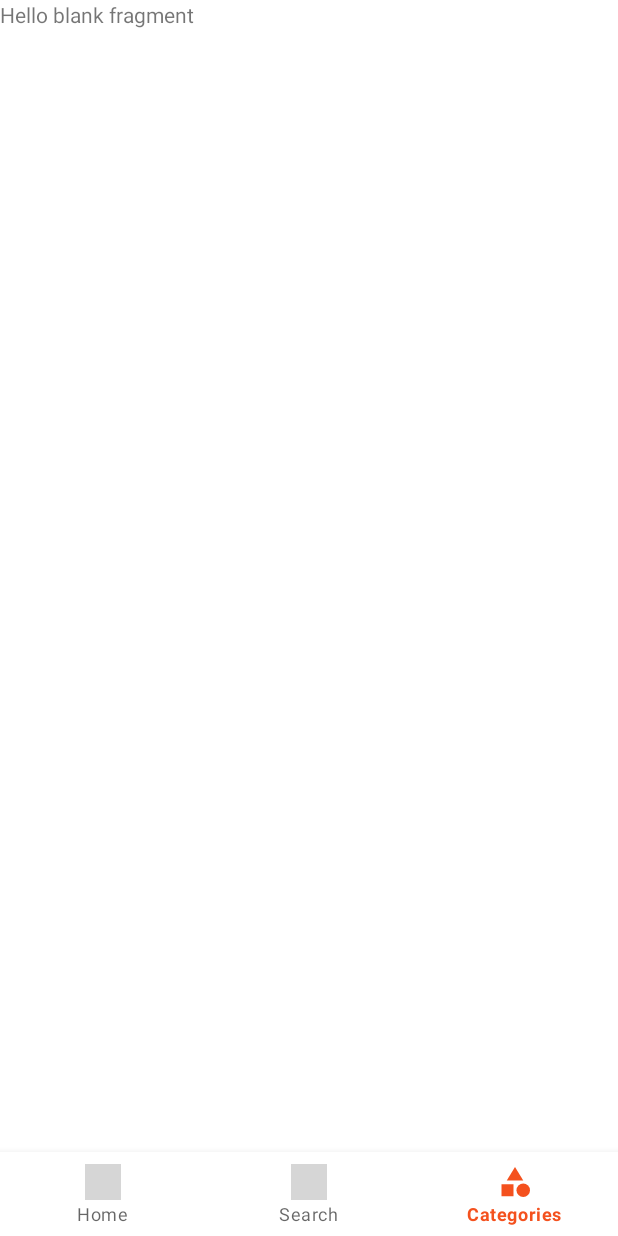
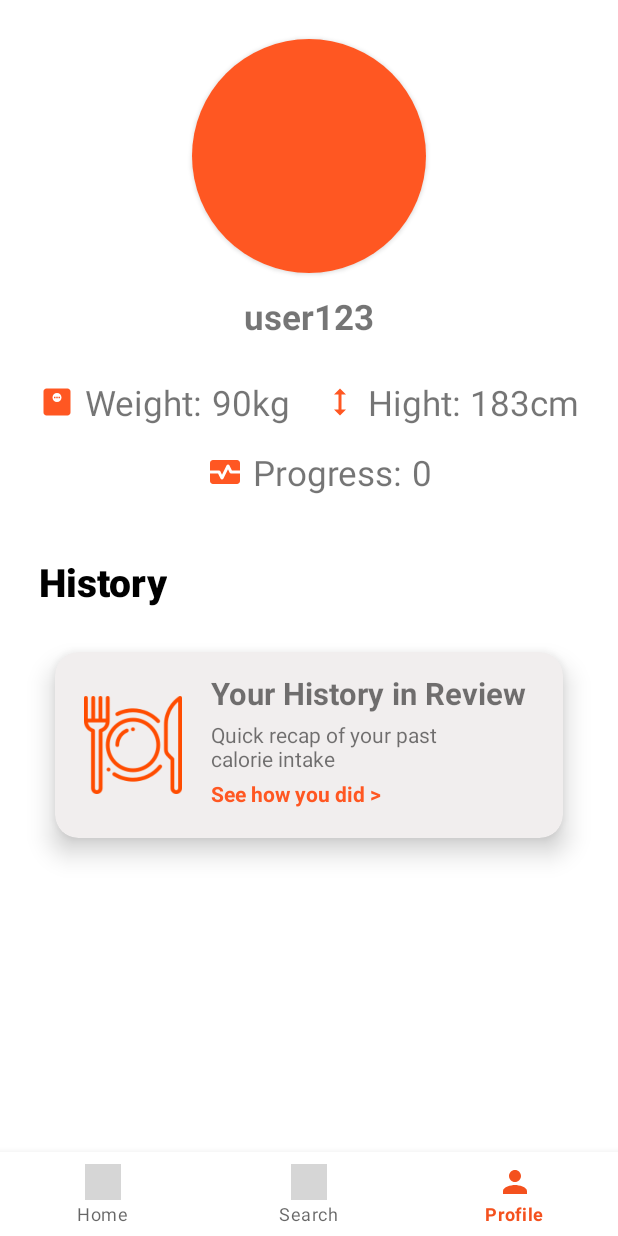
Before and after one commit to tarikcacak/FoodApp, an Android app: the ProfileFragment screen opened through its navigation route, on a phone screen of 412 x 824 dp. Run offline under Robolectric (Android 15) with nearby library versions, the phone set to English and light mode, and no system bars; our stand-ins replace Dagger/Hilt's generated code, Firebase (no records; nobody signed in at launch, a user with empty details on screens opened directly), navigation-ui, sdp/ssp sizes; pictures from the network do not load; grey boxes are pictures that could not be loaded.

Commit message:
changed categories to profile fragment and finished UI

```diff
--- a/app/src/main/java/com/example/foodapp/fragments/categories/CategoriesFragment.kt
+++ b/app/src/main/java/com/example/foodapp/fragments/profile/ProfileFragment.kt
@@ -1,4 +1,4 @@
-package com.example.foodapp.fragments.categories
+package com.example.foodapp.fragments.profile
 
 import android.os.Bundle
 import androidx.fragment.app.Fragment
@@ -7,7 +7,7 @@ import android.view.View
 import android.view.ViewGroup
 import com.example.foodapp.R
 
-class CategoriesFragment : Fragment() {
+class ProfileFragment : Fragment() {
 
     override fun onCreate(savedInstanceState: Bundle?) {
         super.onCreate(savedInstanceState)
@@ -17,7 +17,7 @@ class CategoriesFragment : Fragment() {
         inflater: LayoutInflater, container: ViewGroup?,
         savedInstanceState: Bundle?
     ): View? {
-        return inflater.inflate(R.layout.fragment_categories, container, false)
+        return inflater.inflate(R.layout.fragment_profile, container, false)
     }
 
 }
--- a/app/src/main/java/com/example/foodapp/models/user/User.kt
+++ b/app/src/main/java/com/example/foodapp/models/user/User.kt
@@ -5,5 +5,6 @@ data class User(
     val email: String,
     val password: String,
     val weight: String,
-    val hight: String
+    val hight: String,
+    val imgPath: String = ""
 )
--- /dev/null
+++ b/app/src/main/res/drawable/ic_profile.xml
@@ -0,0 +1,5 @@
+<vector android:height="24dp" android:tint="#898989"
+    android:viewportHeight="24" android:viewportWidth="24"
+    android:width="24dp" xmlns:android="http://schemas.android.com/apk/res/android">
+    <path android:fillColor="@android:color/white" android:pathData="M12,12c2.21,0 4,-1.79 4,-4s-1.79,-4 -4,-4 -4,1.79 -4,4 1.79,4 4,4zM12,14c-2.67,0 -8,1.34 -8,4v2h16v-2c0,-2.66 -5.33,-4 -8,-4z"/>
+</vector>
--- /dev/null
+++ b/app/src/main/res/drawable/ic_progress.xml
@@ -0,0 +1,6 @@
+<vector android:height="24dp" android:tint="#898989"
+    android:viewportHeight="24" android:viewportWidth="24"
+    android:width="24dp" xmlns:android="http://schemas.android.com/apk/res/android">
+    <path android:fillColor="@android:color/white" android:pathData="M15.11,12.45L14,10.24l-3.11,6.21C10.73,16.79 10.38,17 10,17s-0.73,-0.21 -0.89,-0.55L7.38,13H2v5c0,1.1 0.9,2 2,2h16c1.1,0 2,-0.9 2,-2v-5h-6C15.62,13 15.27,12.79 15.11,12.45z"/>
+    <path android:fillColor="@android:color/white" android:pathData="M20,4H4C2.9,4 2,4.9 2,6v5h6c0.38,0 0.73,0.21 0.89,0.55L10,13.76l3.11,-6.21c0.34,-0.68 1.45,-0.68 1.79,0L16.62,11H22V6C22,4.9 21.1,4 20,4z"/>
+</vector>
--- a/app/src/main/res/layout/fragment_categories.xml
+++ /dev/null
@@ -1,14 +0,0 @@
-<?xml version="1.0" encoding="utf-8"?>
-<FrameLayout xmlns:android="http://schemas.android.com/apk/res/android"
-    xmlns:tools="http://schemas.android.com/tools"
-    android:layout_width="match_parent"
-    android:layout_height="match_parent"
-    tools:context=".fragments.categories.CategoriesFragment">
-
-    <!-- TODO: Update blank fragment layout -->
-    <TextView
-        android:layout_width="match_parent"
-        android:layout_height="match_parent"
-        android:text="@string/hello_blank_fragment" />
-
-</FrameLayout>
--- a/app/src/main/res/layout/fragment_home.xml
+++ b/app/src/main/res/layout/fragment_home.xml
@@ -96,16 +96,18 @@
                 android:layout_width="match_parent"
                 android:layout_height="@dimen/_220sdp"
                 android:layout_marginStart="@dimen/_20sdp"
+                android:layout_marginTop="@dimen/_10sdp"
                 android:layout_marginEnd="@dimen/_20sdp"
+                android:backgroundTint="#F1EEEE"
                 app:cardCornerRadius="@dimen/_12sdp"
+                app:cardElevation="@dimen/_8sdp"
                 app:cardPreventCornerOverlap="false"
                 app:cardUseCompatPadding="true"
-        app:cardElevation="@dimen/_8sdp"
+                app:layout_constraintBottom_toBottomOf="parent"
+                app:layout_constraintEnd_toEndOf="parent"
+                app:layout_constraintStart_toStartOf="parent"
                 app:layout_constraintTop_toBottomOf="@id/tvToday"
-        app:layout_constraintStart_toStartOf="parent"
-        app:layout_constraintEnd_toEndOf="parent"
-        android:backgroundTint="#F1EEEE"
-        android:layout_marginTop="@dimen/_10sdp" >
+                android:layout_marginBottom="@dimen/_15sdp">
 
                 <androidx.constraintlayout.widget.ConstraintLayout
                     android:layout_width="match_parent"
@@ -115,13 +117,13 @@
                         android:id="@+id/tvCalories"
                         android:layout_width="wrap_content"
                         android:layout_height="wrap_content"
+                        android:layout_marginStart="@dimen/_20sdp"
+                        android:layout_marginTop="@dimen/_8sdp"
                         android:text="Calories"
+                        android:textSize="@dimen/_18sdp"
                         android:textStyle="bold"
-                android:textSize="@dimen/_18sdp"
                         app:layout_constraintStart_toStartOf="parent"
-                app:layout_constraintTop_toTopOf="parent"
-                android:layout_marginStart="@dimen/_20sdp"
-                android:layout_marginTop="@dimen/_8sdp" />
+                        app:layout_constraintTop_toTopOf="parent" />
 
                     <TextView
                         android:id="@+id/tvFormula"
@@ -136,55 +138,55 @@
                         android:id="@+id/tvCalorieNum"
                         android:layout_width="wrap_content"
                         android:layout_height="wrap_content"
+                        android:layout_marginStart="@dimen/_25sdp"
+                        android:layout_marginTop="@dimen/_45sdp"
                         android:text="9999"
                         android:textColor="@color/secondary_color"
                         android:textSize="@dimen/_18sdp"
-                app:layout_constraintTop_toBottomOf="@id/tvFormula"
                         app:layout_constraintStart_toStartOf="@id/tvCalories"
-                android:layout_marginStart="@dimen/_25sdp"
-                android:layout_marginTop="@dimen/_45sdp" />
+                        app:layout_constraintTop_toBottomOf="@id/tvFormula" />
 
                     <TextView
                         android:id="@+id/tvRemaining"
                         android:layout_width="wrap_content"
                         android:layout_height="wrap_content"
                         android:text="Remaining"
+                        app:layout_constraintEnd_toEndOf="@id/tvCalorieNum"
                         app:layout_constraintStart_toStartOf="@id/tvCalorieNum"
-                app:layout_constraintTop_toBottomOf="@id/tvCalorieNum"
-                app:layout_constraintEnd_toEndOf="@id/tvCalorieNum" />
+                        app:layout_constraintTop_toBottomOf="@id/tvCalorieNum" />
 
                     <TextView
                         android:id="@+id/tvBaseGoal"
                         android:layout_width="wrap_content"
                         android:layout_height="wrap_content"
+                        android:layout_marginTop="@dimen/_15sdp"
+                        android:layout_marginEnd="@dimen/_20sdp"
+                        android:drawableStart="@drawable/ic_goal"
+                        android:drawablePadding="@dimen/_8sdp"
+                        android:drawableTint="@color/secondary_color"
                         android:text="Base Goal"
-                android:drawableStart="@drawable/ic_goal"
-                android:drawableTint="@color/secondary_color"
-                android:drawablePadding="@dimen/_8sdp"
-                android:layout_marginEnd="@dimen/_20sdp"
-                android:layout_marginTop="@dimen/_15sdp"
-                app:layout_constraintTop_toBottomOf="@id/tvFormula"
-                app:layout_constraintEnd_toEndOf="parent"/>
+                        app:layout_constraintEnd_toEndOf="parent"
+                        app:layout_constraintTop_toBottomOf="@id/tvFormula" />
 
                     <TextView
                         android:id="@+id/tvBaseGoalValue"
                         android:layout_width="wrap_content"
                         android:layout_height="wrap_content"
+                        android:layout_marginStart="@dimen/_2sdp"
                         android:text="2000"
-                android:layout_marginStart="@dimen/_2sdp"
-                app:layout_constraintTop_toBottomOf="@id/tvBaseGoal"
                         app:layout_constraintEnd_toEndOf="@id/tvBaseGoal"
-                app:layout_constraintStart_toStartOf="@id/tvBaseGoal"/>
+                        app:layout_constraintStart_toStartOf="@id/tvBaseGoal"
+                        app:layout_constraintTop_toBottomOf="@id/tvBaseGoal" />
 
                     <TextView
                         android:id="@+id/tvFood"
                         android:layout_width="wrap_content"
                         android:layout_height="wrap_content"
+                        android:layout_marginTop="@dimen/_10sdp"
+                        android:drawableStart="@drawable/ic_food"
+                        android:drawablePadding="@dimen/_8sdp"
+                        android:drawableTint="@color/secondary_color"
                         android:text="Food"
-                android:drawableStart="@drawable/ic_food"
-                android:drawableTint="@color/secondary_color"
-                android:drawablePadding="@dimen/_8sdp"
-                android:layout_marginTop="@dimen/_10sdp"
                         app:layout_constraintStart_toStartOf="@id/tvBaseGoal"
                         app:layout_constraintTop_toBottomOf="@id/tvBaseGoalValue" />
 
@@ -192,21 +194,21 @@
                         android:id="@+id/tvFoodValue"
                         android:layout_width="wrap_content"
                         android:layout_height="wrap_content"
+                        android:layout_marginStart="@dimen/_25sdp"
                         android:text="0"
-                android:layout_marginStart="@dimen/_25sdp"
+                        app:layout_constraintEnd_toEndOf="@id/tvFood"
                         app:layout_constraintStart_toStartOf="@id/tvFood"
-                app:layout_constraintTop_toBottomOf="@id/tvFood"
-                app:layout_constraintEnd_toEndOf="@id/tvFood" />
+                        app:layout_constraintTop_toBottomOf="@id/tvFood" />
 
                     <TextView
                         android:id="@+id/tvExercise"
                         android:layout_width="wrap_content"
                         android:layout_height="wrap_content"
+                        android:layout_marginTop="@dimen/_10sdp"
+                        android:drawableStart="@drawable/ic_exercise"
+                        android:drawablePadding="@dimen/_8sdp"
+                        android:drawableTint="@color/secondary_color"
                         android:text="Exercise"
-                android:drawableStart="@drawable/ic_exercise"
-                android:drawableTint="@color/secondary_color"
-                android:drawablePadding="@dimen/_8sdp"
-                android:layout_marginTop="@dimen/_10sdp"
                         app:layout_constraintStart_toStartOf="@id/tvFood"
                         app:layout_constraintTop_toBottomOf="@id/tvFoodValue" />
 
@@ -214,95 +216,16 @@
                         android:id="@+id/tvExerciseValue"
                         android:layout_width="wrap_content"
                         android:layout_height="wrap_content"
+                        android:layout_marginStart="@dimen/_8sdp"
                         android:text="0"
-                android:layout_marginStart="@dimen/_8sdp"
+                        app:layout_constraintEnd_toEndOf="@id/tvExercise"
                         app:layout_constraintStart_toStartOf="@id/tvExercise"
-                app:layout_constraintEnd_toEndOf="@id/tvExercise"
                         app:layout_constraintTop_toBottomOf="@id/tvExercise" />
 
                 </androidx.constraintlayout.widget.ConstraintLayout>
 
             </androidx.cardview.widget.CardView>
 
-            <TextView
-                android:id="@+id/tvHistory"
-                android:layout_width="wrap_content"
-                android:layout_height="wrap_content"
-                android:text="History"
-                android:textSize="@dimen/_20sdp"
-                android:textColor="@color/black"
-                android:fontFamily="sans-serif-medium"
-                android:textStyle="bold"
-                android:layout_marginTop="@dimen/_10sdp"
-                app:layout_constraintStart_toStartOf="@id/tvToday"
-                app:layout_constraintTop_toBottomOf="@id/cvCalories"/>
-
-            <androidx.cardview.widget.CardView
-                android:layout_width="match_parent"
-                android:layout_height="@dimen/_120sdp"
-                android:layout_marginStart="@dimen/_20sdp"
-                android:layout_marginEnd="@dimen/_20sdp"
-                android:backgroundTint="#F1EEEE"
-                app:cardCornerRadius="@dimen/_12sdp"
-                app:cardElevation="@dimen/_8sdp"
-                app:cardPreventCornerOverlap="false"
-                app:cardUseCompatPadding="true"
-                android:layout_marginBottom="@dimen/_10sdp"
-                app:layout_constraintTop_toBottomOf="@id/tvHistory"
-                app:layout_constraintStart_toStartOf="parent"
-                app:layout_constraintEnd_toEndOf="parent"
-                app:layout_constraintBottom_toBottomOf="parent">
-
-                <androidx.constraintlayout.widget.ConstraintLayout
-                    android:layout_width="match_parent"
-                    android:layout_height="match_parent">
-
-                    <ImageView
-                        android:id="@+id/imgBalance"
-                        android:layout_width="@dimen/_50sdp"
-                        android:layout_height="@dimen/_50sdp"
-                        android:src="@drawable/restaurant"
-                        android:layout_marginStart="@dimen/_15sdp"
-                        app:layout_constraintStart_toStartOf="parent"
-                        app:layout_constraintTop_toTopOf="parent"
-                        app:layout_constraintBottom_toBottomOf="parent" />
-
-                    <TextView
-                        android:id="@+id/tvHistoryTitle"
-                        android:layout_width="wrap_content"
-                        android:layout_height="wrap_content"
-                        android:text="Your History in Review"
-                        android:textSize="@dimen/_16sdp"
-                        android:textStyle="bold"
-                        app:layout_constraintStart_toEndOf="@id/imgBalance"
-                        android:layout_marginTop="@dimen/_10sdp"
-                        android:layout_marginEnd="@dimen/_15sdp"
-                        android:layout_marginStart="@dimen/_15sdp"
-                        app:layout_constraintTop_toTopOf="parent"/>
-
-                    <TextView
-                        android:id="@+id/tvHistoryDescription"
-                        android:layout_width="wrap_content"
-                        android:layout_height="wrap_content"
-                        android:text="Quick recap of your past\ncalorie intake"
-                        android:layout_marginEnd="@dimen/_15sdp"
-                        android:layout_marginTop="@dimen/_3sdp"
-                        app:layout_constraintStart_toStartOf="@id/tvHistoryTitle"
-                        app:layout_constraintTop_toBottomOf="@id/tvHistoryTitle" />
-
-                    <TextView
-                        android:layout_width="wrap_content"
-                        android:layout_height="wrap_content"
-                        android:text="See how you did >"
-                        android:textColor="@color/secondary_color"
-                        android:textStyle="bold"
-                        android:layout_marginTop="@dimen/_3sdp"
-                        app:layout_constraintStart_toStartOf="@id/tvHistoryTitle"
-                        app:layout_constraintTop_toBottomOf="@id/tvHistoryDescription" />
-
-                </androidx.constraintlayout.widget.ConstraintLayout>
-
-            </androidx.cardview.widget.CardView>
 
         </androidx.constraintlayout.widget.ConstraintLayout>
 
--- /dev/null
+++ b/app/src/main/res/layout/fragment_profile.xml
@@ -0,0 +1,196 @@
+<?xml version="1.0" encoding="utf-8"?>
+<androidx.constraintlayout.widget.ConstraintLayout xmlns:android="http://schemas.android.com/apk/res/android"
+    xmlns:tools="http://schemas.android.com/tools"
+    android:layout_width="match_parent"
+    android:layout_height="match_parent"
+    xmlns:app="http://schemas.android.com/apk/res-auto"
+    tools:context=".fragments.profile.ProfileFragment">
+
+    <androidx.cardview.widget.CardView
+        android:id="@+id/cvProfile"
+        android:layout_width="@dimen/_120sdp"
+        android:layout_height="@dimen/_120sdp"
+        app:cardCornerRadius="@dimen/_60sdp"
+        app:layout_constraintStart_toStartOf="parent"
+        app:layout_constraintTop_toTopOf="parent"
+        app:layout_constraintEnd_toEndOf="parent"
+        android:layout_marginTop="@dimen/_20sdp">
+
+        <ImageView
+            android:id="@+id/ivProfile"
+            android:layout_width="match_parent"
+            android:layout_height="match_parent"
+            android:background="@color/secondary_color" />
+
+    </androidx.cardview.widget.CardView>
+
+    <TextView
+        android:id="@+id/tvProfile"
+        android:layout_width="wrap_content"
+        android:layout_height="wrap_content"
+        android:text="user123"
+        android:textSize="@dimen/_18sdp"
+        android:textStyle="bold"
+        android:layout_marginTop="@dimen/_10sdp"
+        app:layout_constraintTop_toBottomOf="@+id/cvProfile"
+        app:layout_constraintStart_toStartOf="parent"
+        app:layout_constraintEnd_toEndOf="parent" />
+
+    <TextView
+        android:id="@+id/tvWeight"
+        android:layout_width="wrap_content"
+        android:layout_height="wrap_content"
+        android:text="Weight:"
+        android:textSize="@dimen/_18sdp"
+        android:drawableStart="@drawable/ic_weight"
+        android:drawableTint="@color/secondary_color"
+        android:drawablePadding="@dimen/_5sdp"
+        android:layout_margin="@dimen/_20sdp"
+        app:layout_constraintTop_toBottomOf="@id/tvProfile"
+        app:layout_constraintStart_toStartOf="parent"/>
+
+    <TextView
+        android:id="@+id/tvWeightValue"
+        android:layout_width="wrap_content"
+        android:layout_height="wrap_content"
+        android:text="90kg"
+        android:textSize="@dimen/_18sdp"
+        android:layout_marginStart="@dimen/_5sdp"
+        app:layout_constraintStart_toEndOf="@id/tvWeight"
+        app:layout_constraintTop_toTopOf="@id/tvWeight"
+        app:layout_constraintBottom_toBottomOf="@id/tvWeight" />
+
+    <TextView
+        android:id="@+id/tvHightValue"
+        android:layout_width="wrap_content"
+        android:layout_height="wrap_content"
+        android:text="183cm"
+        android:textSize="@dimen/_18sdp"
+        android:layout_margin="@dimen/_20sdp"
+        app:layout_constraintTop_toBottomOf="@id/tvProfile"
+        app:layout_constraintEnd_toEndOf="parent" />
+
+    <TextView
+        android:id="@+id/tvHight"
+        android:layout_width="wrap_content"
+        android:layout_height="wrap_content"
+        android:text="Hight:"
+        android:textSize="@dimen/_18sdp"
+        android:drawableStart="@drawable/ic_height"
+        android:drawableTint="@color/secondary_color"
+        android:drawablePadding="@dimen/_5sdp"
+        android:layout_marginEnd="@dimen/_5sdp"
+        app:layout_constraintEnd_toStartOf="@id/tvHightValue"
+        app:layout_constraintBottom_toBottomOf="@id/tvHightValue"
+        app:layout_constraintTop_toTopOf="@id/tvHightValue" />
+
+    <TextView
+        android:id="@+id/tvProgress"
+        android:layout_width="wrap_content"
+        android:layout_height="wrap_content"
+        android:drawableStart="@drawable/ic_progress"
+        android:drawableTint="@color/secondary_color"
+        android:drawablePadding="@dimen/_5sdp"
+        android:text="Progress:"
+        android:textSize="@dimen/_18sdp"
+        android:layout_marginTop="@dimen/_12sdp"
+        android:layout_marginEnd="@dimen/_5sdp"
+        app:layout_constraintTop_toBottomOf="@id/tvWeight"
+        app:layout_constraintStart_toStartOf="parent"
+        app:layout_constraintEnd_toEndOf="parent"/>
+
+    <TextView
+        android:id="@+id/tvProgressValue"
+        android:layout_width="wrap_content"
+        android:layout_height="wrap_content"
+        android:text="0"
+        android:textSize="@dimen/_18sdp"
+        android:layout_marginStart="@dimen/_5sdp"
+        app:layout_constraintStart_toEndOf="@id/tvProgress"
+        app:layout_constraintTop_toTopOf="@id/tvProgress"
+        app:layout_constraintBottom_toBottomOf="@id/tvProgress" />
+
+    <TextView
+        android:id="@+id/tvHistory"
+        android:layout_width="wrap_content"
+        android:layout_height="wrap_content"
+        android:fontFamily="sans-serif-medium"
+        android:text="History"
+        android:textColor="@color/black"
+        android:textSize="@dimen/_20sdp"
+        android:textStyle="bold"
+        tools:layout_editor_absoluteX="33dp"
+        tools:layout_editor_absoluteY="365dp"
+        android:layout_marginStart="@dimen/_20sdp"
+        android:layout_marginTop="@dimen/_30sdp"
+        app:layout_constraintTop_toBottomOf="@id/tvProgress"
+        app:layout_constraintStart_toStartOf="parent"/>
+
+    <androidx.cardview.widget.CardView
+        android:layout_width="match_parent"
+        android:layout_height="@dimen/_120sdp"
+        android:layout_marginStart="@dimen/_20sdp"
+        android:layout_marginEnd="@dimen/_20sdp"
+        android:backgroundTint="#F1EEEE"
+        app:cardCornerRadius="@dimen/_12sdp"
+        app:cardElevation="@dimen/_8sdp"
+        app:cardPreventCornerOverlap="false"
+        app:cardUseCompatPadding="true"
+        android:layout_marginBottom="@dimen/_10sdp"
+        android:layout_marginTop="@dimen/_10sdp"
+        app:layout_constraintTop_toBottomOf="@id/tvHistory"
+        app:layout_constraintStart_toStartOf="parent"
+        app:layout_constraintEnd_toEndOf="parent">
+
+        <androidx.constraintlayout.widget.ConstraintLayout
+            android:layout_width="match_parent"
+            android:layout_height="match_parent">
+
+            <ImageView
+                android:id="@+id/imgBalance"
+                android:layout_width="@dimen/_50sdp"
+                android:layout_height="@dimen/_50sdp"
+                android:src="@drawable/restaurant"
+                android:layout_marginStart="@dimen/_15sdp"
+                app:layout_constraintStart_toStartOf="parent"
+                app:layout_constraintTop_toTopOf="parent"
+                app:layout_constraintBottom_toBottomOf="parent" />
+
+            <TextView
+                android:id="@+id/tvHistoryTitle"
+                android:layout_width="wrap_content"
+                android:layout_height="wrap_content"
+                android:text="Your History in Review"
+                android:textSize="@dimen/_16sdp"
+                android:textStyle="bold"
+                app:layout_constraintStart_toEndOf="@id/imgBalance"
+                android:layout_marginTop="@dimen/_10sdp"
+                android:layout_marginEnd="@dimen/_15sdp"
+                android:layout_marginStart="@dimen/_15sdp"
+                app:layout_constraintTop_toTopOf="parent"/>
+
+            <TextView
+                android:id="@+id/tvHistoryDescription"
+                android:layout_width="wrap_content"
+                android:layout_height="wrap_content"
+                android:text="Quick recap of your past\ncalorie intake"
+                android:layout_marginEnd="@dimen/_15sdp"
+                android:layout_marginTop="@dimen/_3sdp"
+                app:layout_constraintStart_toStartOf="@id/tvHistoryTitle"
+                app:layout_constraintTop_toBottomOf="@id/tvHistoryTitle" />
+
+            <TextView
+                android:layout_width="wrap_content"
+                android:layout_height="wrap_content"
+                android:text="See how you did >"
+                android:textColor="@color/secondary_color"
+                android:textStyle="bold"
+                android:layout_marginTop="@dimen/_3sdp"
+                app:layout_constraintStart_toStartOf="@id/tvHistoryTitle"
+                app:layout_constraintTop_toBottomOf="@id/tvHistoryDescription" />
+
+        </androidx.constraintlayout.widget.ConstraintLayout>
+
+    </androidx.cardview.widget.CardView>
+
+</androidx.constraintlayout.widget.ConstraintLayout>
--- a/app/src/main/res/menu/btm_nav_menu.xml
+++ b/app/src/main/res/menu/btm_nav_menu.xml
@@ -12,8 +12,8 @@
         android:icon="@drawable/ic_search" />
 
     <item
-        android:id="@+id/categoriesFragment"
-        android:title="Categories"
-        android:icon="@drawable/ic_categories" />
+        android:id="@+id/profileFragment"
+        android:title="Profile"
+        android:icon="@drawable/ic_profile" />
 
 </menu>
--- a/app/src/main/res/navigation/main_graph.xml
+++ b/app/src/main/res/navigation/main_graph.xml
@@ -16,8 +16,8 @@
         android:label="fragment_search"
         tools:layout="@layout/fragment_search" />
     <fragment
-        android:id="@+id/categoriesFragment"
-        android:name="com.example.foodapp.fragments.categories.CategoriesFragment"
-        android:label="fragment_categories"
-        tools:layout="@layout/fragment_categories" />
+        android:id="@+id/profileFragment"
+        android:name="com.example.foodapp.fragments.profile.ProfileFragment"
+        android:label="fragment_profile"
+        tools:layout="@layout/fragment_profile" />
 </navigation>
```
Lines whose indentation alone changed are shown as unchanged.
